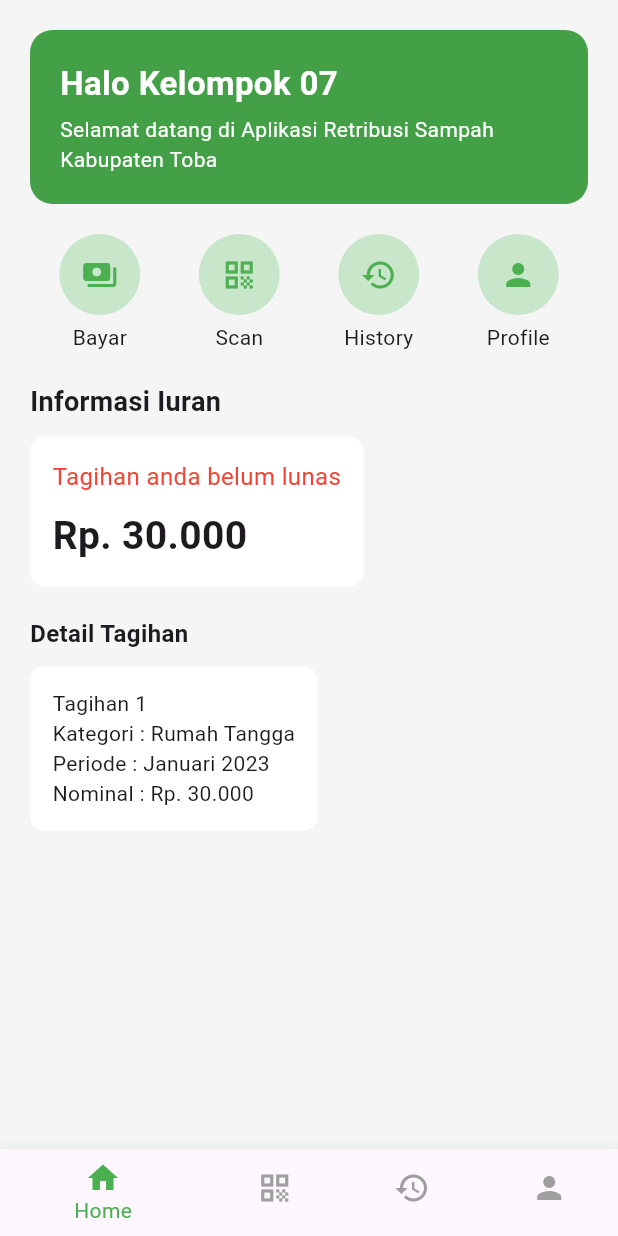
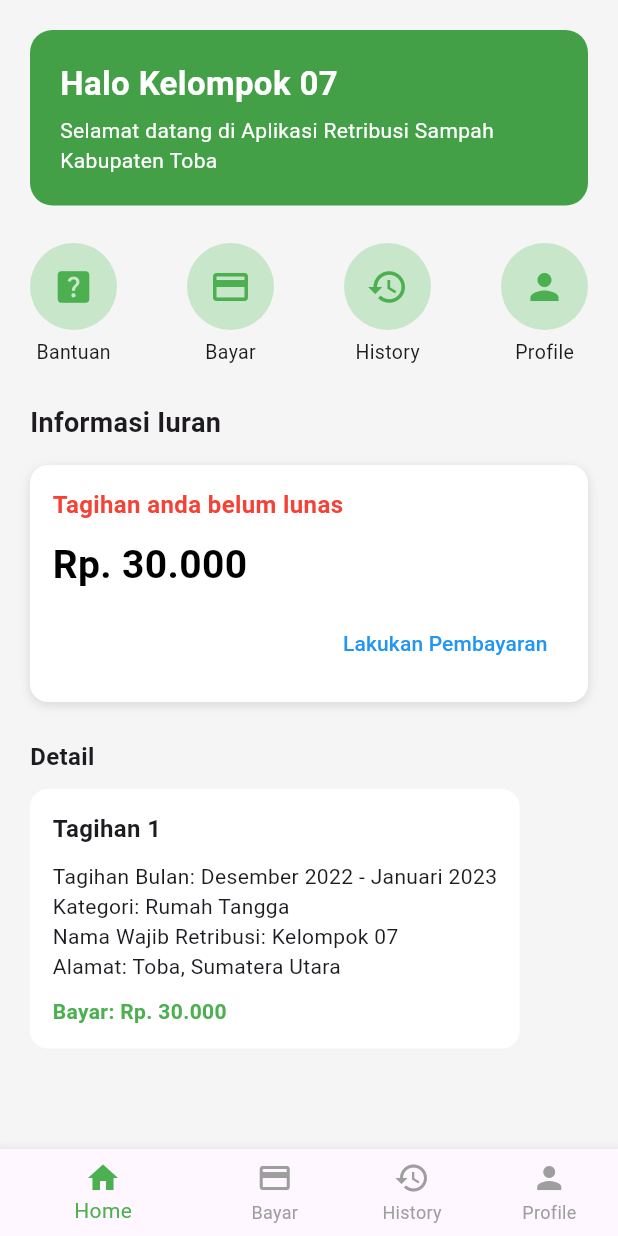
Before and after one commit to Nathan-0011/sipaias, a Flutter app: the HomePage screen opened by its route, on a phone screen of 412 x 824 dp. Run offline on Flutter 3.47's test engine with Material 3 defaults, Android fonts, the phone set to English and light mode, and no system bars.

Commit message:
Tambahan Fitur

```diff
--- a/lib/routes.dart
+++ b/lib/routes.dart
@@ -1,8 +1,22 @@
 import 'package:flutter/material.dart';
+
+// IMPORT HALAMAN-HALAMAN
 import 'views/auth/login_page.dart';
+import 'views/auth/lupa_password_page.dart';
+import 'views/auth/otp_page.dart';
+import 'views/auth/reset_password_page.dart';
 import 'views/home/home_page.dart';
+import 'views/pembayaran/pilih_pembayaran_page.dart';
+import 'views/pembayaran/pembayaran_tunai_page.dart';
 
+
+// ROUTES
 final Map<String, WidgetBuilder> appRoutes = {
   '/login': (context) => const LoginPage(),
   '/home': (context) => const HomePage(),
+  '/lupa-password': (context) => const LupaPasswordPage(),
+  '/otp': (context) => const OtpPage(),
+  '/reset-password': (context) => const ResetPasswordPage(),
+  '/pilih-pembayaran': (context) => const PilihPembayaranPage(),
+  '/pembayaran-tunai': (context) => const PembayaranTunaiPage(),
 };
--- a/lib/views/auth/login_page.dart
+++ b/lib/views/auth/login_page.dart
@@ -76,13 +76,16 @@ class LoginPage extends StatelessWidget {
               Align(
                         alignment: Alignment.centerLeft,
                         child: TextButton(
-                onPressed: () {},
+                          onPressed: () {
+                            Navigator.pushNamed(context, "/lupa-password");
+                          },
                           child: const Text(
                             "Lupa Password?",
                             style: TextStyle(color: Colors.blue),
                           ),
                         ),
                       ),
+
 
             const SizedBox(height: 20),
 
--- a/lib/views/home/home_page.dart
+++ b/lib/views/home/home_page.dart
@@ -7,23 +7,30 @@ class HomePage extends StatelessWidget {
   Widget build(BuildContext context) {
     return Scaffold(
       backgroundColor: Colors.grey.shade100,
+
+      // BOTTOM NAVBAR
       bottomNavigationBar: BottomNavigationBar(
+        currentIndex: 0,
         selectedItemColor: Colors.green,
         unselectedItemColor: Colors.grey,
+        showUnselectedLabels: true,
         items: const [
           BottomNavigationBarItem(icon: Icon(Icons.home), label: "Home"),
-          BottomNavigationBarItem(icon: Icon(Icons.qr_code), label: "Bayar"),
+          BottomNavigationBarItem(icon: Icon(Icons.payment), label: "Bayar"),
           BottomNavigationBarItem(icon: Icon(Icons.history), label: "History"),
           BottomNavigationBarItem(icon: Icon(Icons.person), label: "Profile"),
         ],
       ),
+
       body: SafeArea(
         child: SingleChildScrollView(
           padding: const EdgeInsets.all(20),
           child: Column(
             crossAxisAlignment: CrossAxisAlignment.start,
             children: [
-              // HEADER
+              // ==============================
+              // HEADER HIJAU
+              // ==============================
               Container(
                 padding: const EdgeInsets.all(20),
                 decoration: BoxDecoration(
@@ -41,7 +48,7 @@ class HomePage extends StatelessWidget {
                         fontWeight: FontWeight.bold,
                       ),
                     ),
-                    SizedBox(height: 5),
+                    SizedBox(height: 6),
                     Text(
                       "Selamat datang di Aplikasi Retribusi Sampah Kabupaten Toba",
                       style: TextStyle(
@@ -53,56 +60,90 @@ class HomePage extends StatelessWidget {
                 ),
               ),
 
-              const SizedBox(height: 20),
+              const SizedBox(height: 25),
 
-              // MENU 4 ICON
+              // ==============================
+              // 4 MENU ICON
+              // ==============================
               Row(
-                mainAxisAlignment: MainAxisAlignment.spaceAround,
+                mainAxisAlignment: MainAxisAlignment.spaceBetween,
                 children: [
-                  _menuItem(Icons.payments, "Bayar"),
-                  _menuItem(Icons.qr_code, "Scan"),
+                  _menuItem(Icons.help_center, "Bantuan"),
+                  _menuItem(Icons.payment, "Bayar", onTap: () {
+                    Navigator.pushNamed(context, "/pilih-pembayaran");
+                  }),
                   _menuItem(Icons.history, "History"),
                   _menuItem(Icons.person, "Profile"),
                 ],
               ),
 
-              const SizedBox(height: 20),
+              const SizedBox(height: 25),
 
+              // ==============================
+              // INFO IURAN
+              // ==============================
               const Text(
                 "Informasi Iuran",
                 style: TextStyle(fontSize: 18, fontWeight: FontWeight.bold),
               ),
 
-              const SizedBox(height: 10),
+              const SizedBox(height: 15),
 
-              // KOTAK TAGIHAN
               Container(
                 padding: const EdgeInsets.all(15),
                 decoration: BoxDecoration(
                   color: Colors.white,
-                  borderRadius: BorderRadius.circular(10),
+                  borderRadius: BorderRadius.circular(12),
+                  boxShadow: [
+                    BoxShadow(
+                      color: Colors.black12,
+                      blurRadius: 5,
+                      offset: Offset(0, 2),
+                    )
+                  ],
                 ),
                 child: Column(
                   crossAxisAlignment: CrossAxisAlignment.start,
-                  children: const [
-                    Text(
+                  children: [
+                    const Text(
                       "Tagihan anda belum lunas",
-                      style: TextStyle(color: Colors.red, fontSize: 16),
+                      style: TextStyle(
+                          color: Colors.red,
+                          fontSize: 16,
+                          fontWeight: FontWeight.bold),
                     ),
-                    SizedBox(height: 10),
-                    Text(
+                    const SizedBox(height: 10),
+                    const Text(
                       "Rp. 30.000",
-                      style:
-                          TextStyle(fontSize: 26, fontWeight: FontWeight.bold),
+                      style: TextStyle(
+                          fontSize: 26,
+                          fontWeight: FontWeight.bold,
+                          color: Colors.black),
+                    ),
+                    const SizedBox(height: 10),
+                    Align(
+                      alignment: Alignment.centerRight,
+                      child: TextButton(
+                        onPressed: () {
+                          Navigator.pushNamed(context, "/pilih-pembayaran");
+                        },
+                        child: const Text(
+                          "Lakukan Pembayaran",
+                          style: TextStyle(color: Colors.blue),
+                        ),
+                      ),
                     ),
                   ],
                 ),
               ),
 
-              const SizedBox(height: 20),
+              const SizedBox(height: 25),
 
+              // ==============================
+              // DETAIL TAGIHAN
+              // ==============================
               const Text(
-                "Detail Tagihan",
+                "Detail",
                 style: TextStyle(fontSize: 16, fontWeight: FontWeight.bold),
               ),
 
@@ -112,10 +153,27 @@ class HomePage extends StatelessWidget {
                 padding: const EdgeInsets.all(15),
                 decoration: BoxDecoration(
                   color: Colors.white,
-                  borderRadius: BorderRadius.circular(10),
+                  borderRadius: BorderRadius.circular(12),
                 ),
-                child: const Text(
-                    "Tagihan 1\nKategori : Rumah Tangga\nPeriode : Januari 2023\nNominal : Rp. 30.000"),
+                child: const Column(
+                  crossAxisAlignment: CrossAxisAlignment.start,
+                  children: [
+                    Text("Tagihan 1",
+                        style: TextStyle(
+                            fontWeight: FontWeight.bold, fontSize: 16)),
+                    SizedBox(height: 10),
+                    Text("Tagihan Bulan: Desember 2022 - Januari 2023"),
+                    Text("Kategori: Rumah Tangga"),
+                    Text("Nama Wajib Retribusi: Kelompok 07"),
+                    Text("Alamat: Toba, Sumatera Utara"),
+                    SizedBox(height: 10),
+                    Text(
+                      "Bayar: Rp. 30.000",
+                      style: TextStyle(
+                          color: Colors.green, fontWeight: FontWeight.bold),
+                    ),
+                  ],
+                ),
               ),
             ],
           ),
@@ -124,8 +182,13 @@ class HomePage extends StatelessWidget {
     );
   }
 
-  Widget _menuItem(IconData icon, String title) {
-    return Column(
+  // ======================================================================
+  // MENU ITEM (WIDGET)
+  // ======================================================================
+  Widget _menuItem(IconData icon, String title, {VoidCallback? onTap}) {
+    return GestureDetector(
+      onTap: onTap,
+      child: Column(
         children: [
           Container(
             padding: const EdgeInsets.all(15),
@@ -133,11 +196,12 @@ class HomePage extends StatelessWidget {
               color: Colors.green.shade100,
               shape: BoxShape.circle,
             ),
-          child: Icon(icon, color: Colors.green),
+            child: Icon(icon, color: Colors.green, size: 28),
           ),
           const SizedBox(height: 5),
-        Text(title),
+          Text(title, style: const TextStyle(fontSize: 13)),
         ],
+      ),
     );
   }
 }
```
Also changed, not shown: lib/views/auth/lupa_password_page.dart (+64 -0 lines), lib/views/auth/otp_page.dart (+68 -0 lines), lib/views/auth/reset_password_page.dart (+79 -0 lines), lib/views/pembayaran/pembayaran_tunai_page.dart (+58 -0 lines), lib/views/pembayaran/pilih_pembayaran_page.dart (added, +93 -0 lines). Lines whose indentation alone changed are shown as unchanged.
